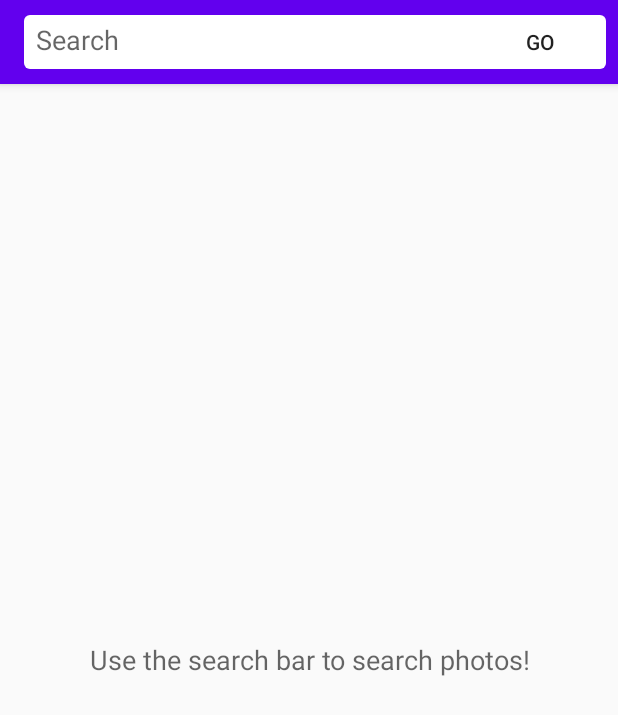
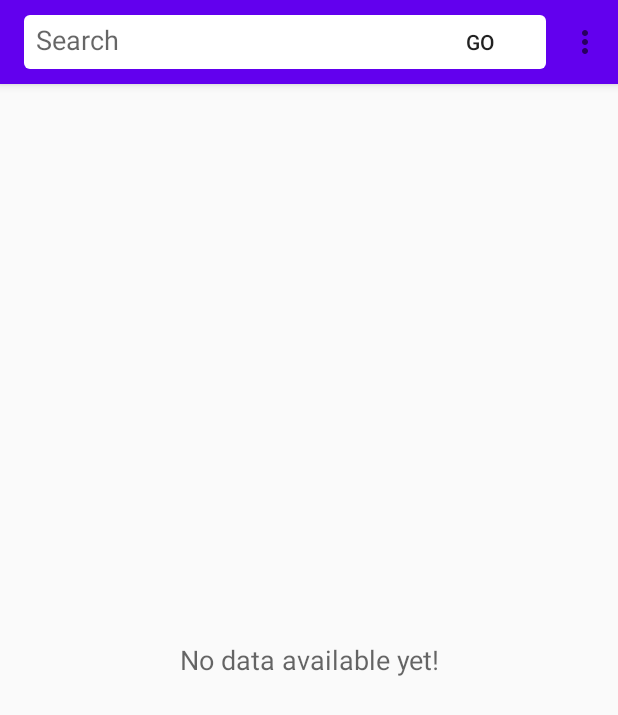
Before and after one commit to ramezmikhael/FlickrSearch, an Android app: the screen it shows after launch (MainActivity), on a phone screen of 412 x 824 dp. Shown: the top 715 px of the screen. Run offline under Robolectric (Android 15) with nearby library versions, the phone set to English and light mode, and no system bars; our stand-ins replace RxJava; pictures from the network do not load.

Commit message:
Added: change results count functionality

```diff
--- a/app/build.gradle
+++ b/app/build.gradle
@@ -36,7 +36,6 @@ android {
 }
 
 dependencies {
-    implementation 'androidx.legacy:legacy-support-v4:1.0.0'
     def retrofit_version = "2.9.0"
     def gson_version = "2.8.6"
     def logging_interceptor_version = "4.8.0"
--- a/app/src/main/java/project/ramezreda/flickrsearch/repository/SearchRepository.kt
+++ b/app/src/main/java/project/ramezreda/flickrsearch/repository/SearchRepository.kt
@@ -9,11 +9,11 @@ import project.ramezreda.flickrsearch.network.APIInterface
 class SearchRepository {
     private val apiInterface: APIInterface = APIClient.getClient().create(APIInterface::class.java)
 
-    fun searchPhotos(searchText: String): Single<JsonFlickrAPI> {
+    fun searchPhotos(searchText: String, resultsCount: Int): Single<JsonFlickrAPI> {
         return apiInterface.searchPhotos(
             "flickr.photos.search",
             BuildConfig.FLICKR_APIKEY,
-            searchText, 25, "json", 1
+            searchText, resultsCount, "json", 1
         )
     }
 }
--- a/app/src/main/java/project/ramezreda/flickrsearch/ui/main/MainActivityViewModel.kt
+++ b/app/src/main/java/project/ramezreda/flickrsearch/ui/main/MainActivityViewModel.kt
@@ -10,10 +10,12 @@ import project.ramezreda.flickrsearch.repository.SearchRepository
 
 class MainActivityViewModel : ViewModel() {
     var photos: MutableLiveData<JsonFlickrAPI?>? = MutableLiveData()
+    var resultsCount: MutableLiveData<Int> = MutableLiveData(25)
+
 
     fun searchPhotos(searchText: String) {
         val call = SearchRepository()
-            .searchPhotos(searchText)
+            .searchPhotos(searchText, resultsCount.value!!)
             .subscribeOn(Schedulers.io())
             .observeOn(AndroidSchedulers.mainThread())
             .subscribe({
--- /dev/null
+++ b/app/src/main/res/drawable/settings.xml
@@ -0,0 +1,5 @@
+<vector android:height="24dp" android:tint="#FFFFFF"
+    android:viewportHeight="24" android:viewportWidth="24"
+    android:width="24dp" xmlns:android="http://schemas.android.com/apk/res/android">
+    <path android:fillColor="@android:color/white" android:pathData="M19.14,12.94c0.04,-0.3 0.06,-0.61 0.06,-0.94c0,-0.32 -0.02,-0.64 -0.07,-0.94l2.03,-1.58c0.18,-0.14 0.23,-0.41 0.12,-0.61l-1.92,-3.32c-0.12,-0.22 -0.37,-0.29 -0.59,-0.22l-2.39,0.96c-0.5,-0.38 -1.03,-0.7 -1.62,-0.94L14.4,2.81c-0.04,-0.24 -0.24,-0.41 -0.48,-0.41h-3.84c-0.24,0 -0.43,0.17 -0.47,0.41L9.25,5.35C8.66,5.59 8.12,5.92 7.63,6.29L5.24,5.33c-0.22,-0.08 -0.47,0 -0.59,0.22L2.74,8.87C2.62,9.08 2.66,9.34 2.86,9.48l2.03,1.58C4.84,11.36 4.8,11.69 4.8,12s0.02,0.64 0.07,0.94l-2.03,1.58c-0.18,0.14 -0.23,0.41 -0.12,0.61l1.92,3.32c0.12,0.22 0.37,0.29 0.59,0.22l2.39,-0.96c0.5,0.38 1.03,0.7 1.62,0.94l0.36,2.54c0.05,0.24 0.24,0.41 0.48,0.41h3.84c0.24,0 0.44,-0.17 0.47,-0.41l0.36,-2.54c0.59,-0.24 1.13,-0.56 1.62,-0.94l2.39,0.96c0.22,0.08 0.47,0 0.59,-0.22l1.92,-3.32c0.12,-0.22 0.07,-0.47 -0.12,-0.61L19.14,12.94zM12,15.6c-1.98,0 -3.6,-1.62 -3.6,-3.6s1.62,-3.6 3.6,-3.6s3.6,1.62 3.6,3.6S13.98,15.6 12,15.6z"/>
+</vector>
--- a/app/src/main/res/layout/activity_main.xml
+++ b/app/src/main/res/layout/activity_main.xml
@@ -42,7 +42,7 @@
         android:layout_height="match_parent"
         android:layout_marginTop="?attr/actionBarSize"
         android:gravity="center"
-        android:text="@string/use_the_search_bar_to_search_photos"
+        android:text="@string/no_data_message"
         android:textAppearance="@style/TextAppearance.AppCompat.Medium" />
 
 </androidx.coordinatorlayout.widget.CoordinatorLayout>
--- /dev/null
+++ b/app/src/main/res/menu/main.xml
@@ -0,0 +1,10 @@
+<?xml version="1.0" encoding="utf-8"?>
+<menu
+    xmlns:app="http://schemas.android.com/apk/res-auto"
+    xmlns:android="http://schemas.android.com/apk/res/android">
+    <item
+        android:id="@+id/action_result_count"
+        app:showAsAction="ifRoom"
+        android:icon="@drawable/settings"
+        android:title="@string/action_result_count" />
+</menu>
--- a/app/src/main/res/values/strings.xml
+++ b/app/src/main/res/values/strings.xml
@@ -1,10 +1,12 @@
 <resources>
-    <string name="app_name">FlickrSearch</string>
+    <string name="app_name">Flickr Search</string>
     <string name="search">Search</string>
     <string name="go">Go</string>
     <string name="image_search_item">Image search item</string>
-    <string name="use_the_search_bar_to_search_photos">Use the search bar to search photos!</string>
+    <string name="no_data_message">No data available yet!</string>
     <string name="title_activity_photo">FullscreenActivity</string>
-    <string name="dummy_button">Dummy Button</string>
-    <string name="dummy_content">DUMMY\nCONTENT</string>
+    <string name="result_count">Result count</string>
+    <string name="action_result_count">Results count</string>
+    <string name="ok">OK</string>
+    <string name="cancel">Cancel</string>
 </resources>
```
Also changed, not shown: app/src/main/java/project/ramezreda/flickrsearch/ui/main/MainActivity.kt (+40 -2 lines).
